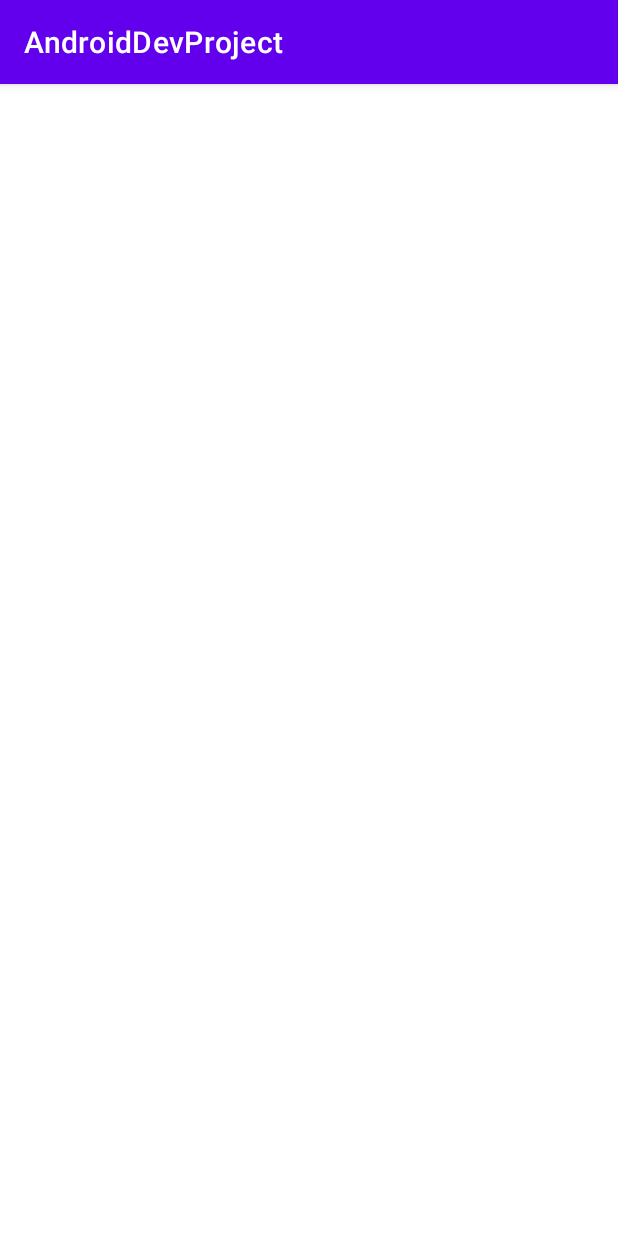
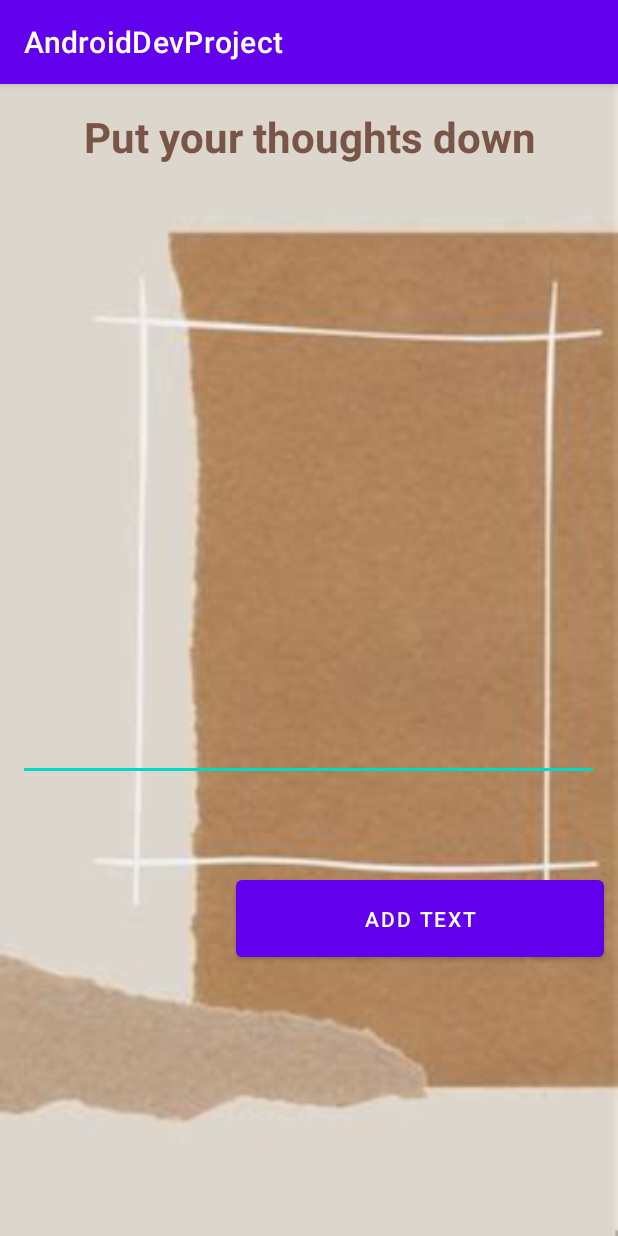
Before and after one commit to RaiyanAfiz/Mobile-Application-Development-Project, an Android app: the Journal screen opened directly, with no data from a screen before it, on a phone screen of 412 x 824 dp. Run offline under Robolectric (Android 15) with nearby library versions, the phone set to English and light mode, and no system bars; our stand-ins replace Room's generated code.

Commit message:
Fixes Journal activity and adds db to journal

```diff
--- /dev/null
+++ b/app/src/main/java/com/example/androiddevproject/DataBase/JournalDao.java
@@ -0,0 +1,26 @@
+package com.example.androiddevproject.DataBase;
+
+import androidx.room.Dao;
+import androidx.room.Delete;
+import androidx.room.Insert;
+import androidx.room.OnConflictStrategy;
+import androidx.room.Query;
+import androidx.room.Update;
+
+import java.util.List;
+
+@Dao
+public interface JournalDao {
+
+    @Insert(onConflict = OnConflictStrategy.REPLACE)
+    long insert(JournalTable journal);
+
+    @Query("SELECT * FROM journaltable")
+    List<JournalTable> getAllJournals();
+
+    @Delete
+    int delete(JournalTable journal);
+
+    @Update
+    int update(JournalTable journal);
+}
--- a/app/src/main/java/com/example/androiddevproject/DataBase/MyDB.java
+++ b/app/src/main/java/com/example/androiddevproject/DataBase/MyDB.java
@@ -3,7 +3,8 @@ package com.example.androiddevproject.DataBase;
 import androidx.room.Database;
 import androidx.room.RoomDatabase;
 
-@Database(entities = {MoodTable.class}, version = 1)
+@Database(entities = {MoodTable.class, JournalTable.class}, version = 3)
 public abstract class MyDB extends RoomDatabase {
     public abstract MoodDao moodDao();
+    public abstract JournalDao journalDao();
 }
--- a/app/src/main/java/com/example/androiddevproject/Journal.java
+++ b/app/src/main/java/com/example/androiddevproject/Journal.java
@@ -1,30 +1,35 @@
 package com.example.androiddevproject;
 
 import androidx.appcompat.app.AppCompatActivity;
+import androidx.core.os.HandlerCompat;
+import androidx.room.Room;
 
 
 import android.os.Bundle;
-import android.os.FileUtils;
+import android.os.Handler;
+import android.os.Looper;
 import android.view.View;
-import android.widget.AdapterView;
-import android.widget.ArrayAdapter;
 import android.widget.Button;
 import android.widget.EditText;
-import android.widget.ListView;
-import android.widget.TextView;
-import java.io.File;
-import java.io.IOException;
-import java.util.ArrayList;
+import android.widget.Toast;
+
+import com.example.androiddevproject.DataBase.JournalTable;
+import com.example.androiddevproject.DataBase.MyDB;
+
+import java.util.concurrent.ExecutorService;
+import java.util.concurrent.Executors;
 
 
 public class Journal extends AppCompatActivity {
-/*
-    private Button btnfloat;
-    private EditText journaltext;
-    private TextView journalheading;
-    private ListView listview;
-    private ArrayList<String> items;
-    private ArrayAdapter<String> itemsAdapter;
+
+    private Button addText;
+    private EditText journalInput;
+
+    private MyDB database;
+    private ExecutorService executorService = Executors.newSingleThreadExecutor();
+    private Handler handler = HandlerCompat.createAsync(Looper.getMainLooper());
+
+
 
     @Override
     protected void onCreate(Bundle savedInstanceState) {
@@ -32,61 +37,45 @@ public class Journal extends AppCompatActivity {
         setContentView(R.layout.activity_journal);
 
 
-        journalheading = findViewById(R.id.journalheading);
-       btnfloat = findViewById(R.id.btnfloat);
-        listview = findViewById(R.id.listview);
-        items = new ArrayList<String>();
+        addText = findViewById(R.id.btnAddTextJournal);
+        journalInput = findViewById(R.id.etJournalText);
+        initDB();
 
-        readItems();
+        addText.setOnClickListener(new View.OnClickListener() {
+            @Override
+            public void onClick(View view) {
 
-        itemsAdapter = new ArrayAdapter<String>(this,
-                android.R.layout.simple_list_item_1, items);
-        listview.setAdapter(itemsAdapter);
+                String journalText = journalInput.getText().toString().trim();
 
-        setupListViewListener();
+                JournalTable journalT = new JournalTable();
+                journalT.setJournal(journalText);
+
+                executorService.execute(new Runnable() {
+                    @Override
+                    public void run() {
+                        long id = database.journalDao().insert(journalT);
+                        handler.post(new Runnable() {
+                            @Override
+                            public void run() {
+                                if (id > 0) {
+                                    Toast.makeText(Journal.this, "Data Insertion success.", Toast.LENGTH_SHORT).show();
+                                } else {
+                                    Toast.makeText(Journal.this, "Data Insertion failed.", Toast.LENGTH_SHORT).show();
+                                }
+                            }
+                        });
+
+                    }
+                });
+            }
+        });
 
     }
 
-    private void setupListViewListener() {
-        listview.setOnItemLongClickListener(
-                new AdapterView.OnItemLongClickListener() {
-                    @Override
-                    public boolean onItemLongClick(AdapterView<?> adapter,
-                                                   View item, int pos, long id) {
-                        items.remove(pos);
-                        itemsAdapter.notifyDataSetChanged();
-                        writeItems();
-                        return true;
-                    }
-
-                });
+    private void initDB() {
+        database = Room.databaseBuilder(getApplicationContext(),
+                MyDB.class, "user_data")
+                .fallbackToDestructiveMigration()
+                .build();
     }
-
-    public void onAddItem(View v){
-        journaltext = findViewById(R.id.journaltext);
-        String itemText = journaltext.getText().toString();
-        itemsAdapter.add(itemText);
-        journaltext.setText("");
-        writeItems();
-    }
-
-    private void readItems() {
-        File filesDir = getFilesDir();
-        File todoFile = new File(filesDir, "todo.txt");
-        try {
-            items = new ArrayList<String>(FileUtils.readLines(todoFile));
-        } catch (IOException e) {
-            items = new ArrayList<String>();
-        }
-    }
-
-    private void writeItems() {
-        File filesDir = getFilesDir();
-        File todoFile = new File(filesDir, "todo.txt");
-        try {
-            FileUtils.writeLines(todoFile, items);
-        } catch (IOException e) {
-            e.printStackTrace();
-        }
-    }*/
 }
--- a/app/src/main/java/com/example/androiddevproject/MainActivity.java
+++ b/app/src/main/java/com/example/androiddevproject/MainActivity.java
@@ -1,6 +1,7 @@
 package com.example.androiddevproject;
 
 import androidx.appcompat.app.AppCompatActivity;
+import androidx.room.Room;
 
 import android.os.Bundle;
 import android.content.Intent;
@@ -8,6 +9,8 @@ import android.view.View;
 import android.widget.Button;
 import android.widget.EditText;
 import android.widget.Toast;
+
+import com.example.androiddevproject.DataBase.MyDB;
 
 public class MainActivity extends AppCompatActivity {
     private EditText usernameEditText;
@@ -38,4 +41,5 @@ public class MainActivity extends AppCompatActivity {
             }
         });
     }
+
 }
--- a/app/src/main/java/com/example/androiddevproject/Mood.java
+++ b/app/src/main/java/com/example/androiddevproject/Mood.java
@@ -46,7 +46,6 @@ public class Mood extends AppCompatActivity {
         emotionIntensity = findViewById(R.id.seekBarIntensity);
         back = findViewById(R.id.back);
 
-
         initDB();
 
         radGroupEmotion.setOnCheckedChangeListener(new RadioGroup.OnCheckedChangeListener() {
@@ -85,6 +84,8 @@ public class Mood extends AppCompatActivity {
         btnSubmit.setOnClickListener(new View.OnClickListener() {
             @Override
             public void onClick(View view) {
+
+                //Useless delete later
                 String temp = "Mood: ";
                 temp += radEmotion.getText().toString() + " \nIntensity: ";
                 temp += emotionIntensity.getProgress();
--- a/app/src/main/res/layout/activity_journal.xml
+++ b/app/src/main/res/layout/activity_journal.xml
@@ -1,5 +1,5 @@
 <?xml version="1.0" encoding="utf-8"?>
-<RelativeLayout xmlns:android="http://schemas.android.com/apk/res/android"
+<androidx.constraintlayout.widget.ConstraintLayout xmlns:android="http://schemas.android.com/apk/res/android"
     xmlns:app="http://schemas.android.com/apk/res-auto"
     xmlns:tools="http://schemas.android.com/tools"
     android:id="@+id/layout1"
@@ -11,52 +11,42 @@
 
     <TextView
         android:id="@+id/journalheading"
-        android:layout_width="293dp"
-        android:layout_height="0dp"
-        android:layout_marginTop="5dp"
-        android:layout_marginEnd="42dp"
-        android:layout_marginBottom="14dp"
+        android:layout_width="319dp"
+        android:layout_height="38dp"
+        android:layout_marginTop="16dp"
+        android:layout_marginEnd="46dp"
         android:ems="10"
         android:inputType="textPersonName"
         android:selectAllOnFocus="true"
         android:text="Put your thoughts down"
         android:textAlignment="center"
         android:textColor="#795548"
+        android:textSize="28sp"
         android:textStyle="bold"
         app:layout_constraintEnd_toEndOf="parent"
         app:layout_constraintTop_toTopOf="parent" />
 
-    <ListView
-        android:id="@+id/listview"
-        android:layout_width="match_parent"
-        android:layout_height="473dp"
-        android:layout_above="@+id/btnfloat"
-        android:layout_alignParentStart="true"
-        android:layout_alignParentLeft="true"
-        android:layout_alignParentTop="true"
-        android:layout_marginTop="82dp" >
-
-    </ListView>
+    <Button
+        android:id="@+id/btnAddTextJournal"
+        android:layout_width="245dp"
+        android:layout_height="63dp"
+        android:layout_marginTop="60dp"
+        android:layout_marginEnd="9dp"
+        android:text="Add Text"
+        app:layout_constraintEnd_toEndOf="parent"
+        app:layout_constraintTop_toBottomOf="@+id/etJournalText" />
 
     <EditText
-        android:id="@+id/journaltext"
-        android:layout_width="wrap_content"
-        android:layout_height="wrap_content"
-        android:layout_alignTop="@+id/btnfloat"
-        android:layout_alignParentStart="true"
-        android:layout_alignParentLeft="true"
-        android:layout_alignParentBottom="true"
-        android:layout_toStartOf="@+id/btnfloat"
-        android:layout_toLeftOf="@+id/btnfloat"
-        android:hint="Enter a new item" />
+        android:id="@+id/etJournalText"
+        android:layout_width="387dp"
+        android:layout_height="383dp"
+        android:layout_marginStart="12dp"
+        android:layout_marginTop="27dp"
+        android:ems="10"
+        android:gravity="start|top"
+        android:inputType="textMultiLine"
+        android:textSize="20sp"
+        app:layout_constraintStart_toStartOf="parent"
+        app:layout_constraintTop_toBottomOf="@+id/journalheading" />
 
-    <Button
-        android:id="@+id/btnfloat"
-        android:layout_width="wrap_content"
-        android:layout_height="wrap_content"
-        android:layout_alignParentEnd="true"
-        android:layout_alignParentRight="true"
-        android:layout_alignParentBottom="true"
-        android:text="Add Text" />
-
-</RelativeLayout>
+</androidx.constraintlayout.widget.ConstraintLayout>
```
Also changed, not shown: app/src/main/java/com/example/androiddevproject/DataBase/JournalTable.java (added, +20 -0 lines).
